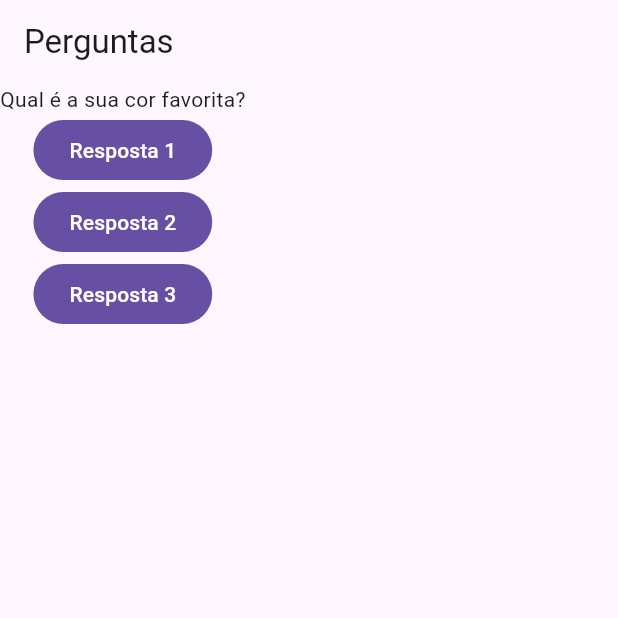
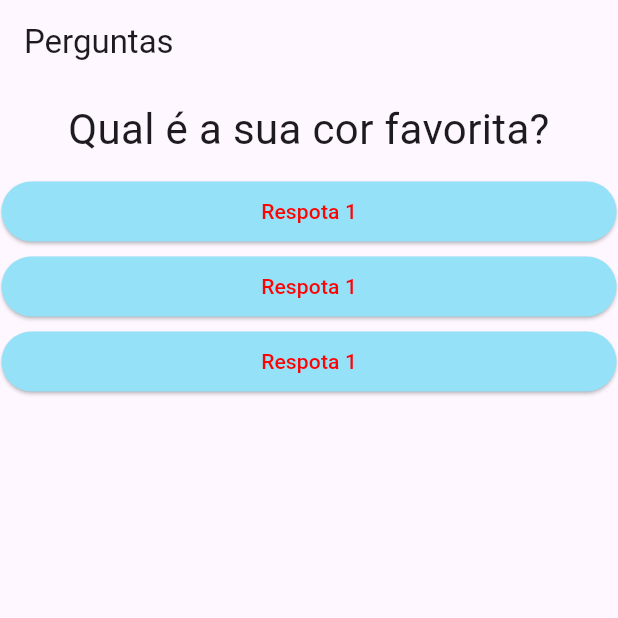
Before and after one commit to geovannifranca/projeto_flutter, a Flutter app: the screen it shows after launch, on a phone screen of 412 x 824 dp, the top half of it. Run offline on Flutter 3.47's test engine with Material 3 defaults, Android fonts, the phone set to English and light mode, and no system bars.

```diff
--- a/lib/main.dart
+++ b/lib/main.dart
@@ -2,19 +2,20 @@
 
 
 import 'package:flutter/material.dart';
+import 'package:projeto_flutter/questao.dart';
+import 'package:projeto_flutter/resposta_button.dart';
 
 void main() {
   runApp(const PerguntaApp());
 }
 
 class _PerguntaAppState extends State<PerguntaApp>{
-    var _pergunstasSelecionadas = 0;
+    int _pergunstasSelecionadas = 0;
 
     void _responder(){
 
         setState(() {
           _pergunstasSelecionadas++;
-          print('pergunta respondida $_pergunstasSelecionadas');
         });
 
 
@@ -36,16 +37,10 @@ class _PerguntaAppState extends State<PerguntaApp>{
         ),
         body: Column(
           children: <Widget> [
-            Text(perguntas[_pergunstasSelecionadas]),
-             FilledButton(
-              onPressed: _responder,
-              child:  const Text('Resposta 1')),
-              FilledButton(
-              onPressed: _responder,
-              child: const Text('Resposta 2')),
-              FilledButton(
-              onPressed: _responder,
-              child: const Text('Resposta 3'))
+            Questao(perguntas[_pergunstasSelecionadas]),
+             Respostabutton('Respota 1',_responder),
+             Respostabutton('Respota 1',_responder),
+             Respostabutton('Respota 1',_responder),
           ],
         ),
       ),
--- /dev/null
+++ b/lib/questao.dart
@@ -0,0 +1,22 @@
+import 'package:flutter/material.dart';
+
+class Questao  extends StatelessWidget {
+  final String texto;
+
+  const Questao (this.texto, {super.key});
+
+  @override
+  Widget build(BuildContext context) {
+    return Container(
+      width: double.infinity,
+      margin: const EdgeInsets.all(10),
+      child: Text(
+        texto,
+        style: const TextStyle(
+          fontSize: 28,
+        ),
+        textAlign: TextAlign.center,
+      ),
+    );
+  }
+}
--- /dev/null
+++ b/lib/resposta_button.dart
@@ -0,0 +1,23 @@
+import 'package:flutter/material.dart';
+
+class Respostabutton extends StatelessWidget {
+  final String textoButton;
+  final void Function() onSelect;
+
+  const Respostabutton(this.textoButton, this.onSelect, {super.key});
+
+  @override
+  Widget build(BuildContext context) {
+    return   Container(
+      width: double.infinity,
+      margin: const EdgeInsets.all(1),
+      child: ElevatedButton(
+                style: const ButtonStyle(
+                  backgroundColor: MaterialStatePropertyAll<Color>(Color.fromARGB(255, 149, 225, 248)),
+                ),
+                onPressed: onSelect,
+                child:  Text(textoButton,style: const TextStyle(color: Color.fromARGB(255, 255, 2, 2))),
+              ),
+    );
+  }
+}
```
